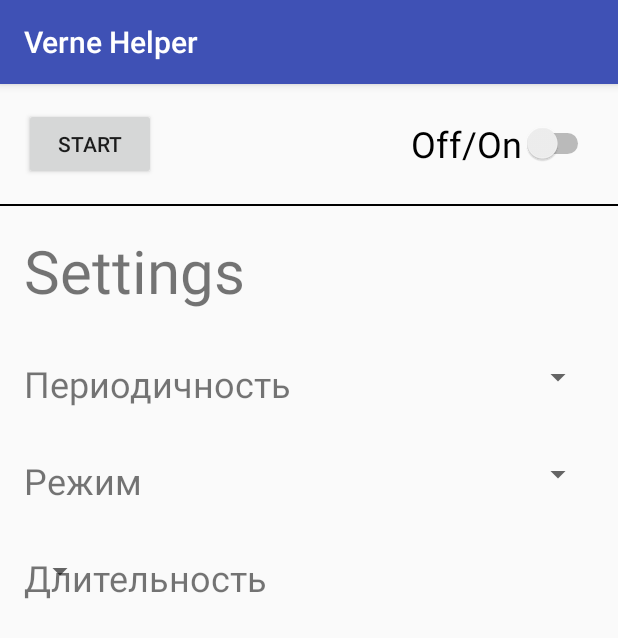
After one commit to AlexTilinina/VerneHelper, an Android app: the EyeSettings screen opened directly, with no data from a screen before it, on a phone screen of 412 x 824 dp. The commit adds this screen. Shown: the top 638 px of the screen. Run offline under Robolectric (Android 15) with nearby library versions, the phone set to English and light mode, and no system bars.

Commit message:
SimpleDesign

```diff
--- /dev/null
+++ b/VerneHelper/app/src/main/java/com/example/user/vernehelper/EyeSettings.java
@@ -0,0 +1,13 @@
+package com.example.user.vernehelper;
+
+import android.support.v7.app.AppCompatActivity;
+import android.os.Bundle;
+
+public class EyeSettings extends AppCompatActivity {
+
+    @Override
+    protected void onCreate(Bundle savedInstanceState) {
+        super.onCreate(savedInstanceState);
+        setContentView(R.layout.activity_eye_settings);
+    }
+}
--- /dev/null
+++ b/VerneHelper/app/src/main/res/layout/activity_eye_settings.xml
@@ -0,0 +1,129 @@
+<?xml version="1.0" encoding="utf-8"?>
+<LinearLayout xmlns:android="http://schemas.android.com/apk/res/android"
+    xmlns:app="http://schemas.android.com/apk/res-auto"
+    xmlns:tools="http://schemas.android.com/tools"
+    android:layout_width="match_parent"
+    android:orientation="vertical"
+    android:layout_height="match_parent"
+    tools:context="com.example.user.vernehelper.EyeSettings">
+
+    <RelativeLayout
+        android:layout_marginBottom="16dp"
+        android:layout_marginLeft="16dp"
+        android:layout_marginRight="16dp"
+        android:layout_marginTop="16dp"
+        android:layout_width="match_parent"
+        android:layout_height="wrap_content">
+        <Button
+            android:id="@+id/button_start_eyeSetting"
+            android:layout_width="wrap_content"
+            android:layout_height="wrap_content"
+            android:layout_alignParentTop="true"
+            android:layout_alignParentLeft="true"
+            android:text="Start"/>
+
+        <Switch
+            android:layout_width="wrap_content"
+            android:layout_height="wrap_content"
+            android:id="@+id/switch_eyeSetting"
+            android:layout_centerVertical="true"
+            android:layout_alignParentRight="true"
+            android:text="Off/On"
+            android:textSize="24sp"
+            />
+    </RelativeLayout>
+
+    <View
+
+        android:layout_width="match_parent"
+        android:layout_height="1dp"
+        android:background="@android:color/black"
+        />
+
+
+    <TextView
+        android:layout_height="wrap_content"
+        android:layout_width="match_parent"
+        android:layout_marginBottom="16dp"
+        android:layout_marginLeft="16dp"
+        android:layout_marginRight="16dp"
+        android:layout_marginTop="16dp"
+        android:text="Settings"
+        android:textSize="40sp"
+        />
+
+    <RelativeLayout
+        android:layout_width="match_parent"
+        android:layout_height="wrap_content"
+        android:layout_marginBottom="16dp"
+        android:layout_marginLeft="16dp"
+        android:layout_marginRight="16dp"
+        android:layout_marginTop="16dp">
+
+        <TextView
+            android:layout_height="wrap_content"
+            android:layout_width="match_parent"
+            android:layout_alignParentLeft="true"
+            android:text="Периодичность"
+            android:textSize="24sp"
+            />
+
+        <Spinner
+            android:layout_width="wrap_content"
+            android:layout_height="wrap_content"
+            android:id="@+id/spinner_periodicity_eyeSetting"
+            android:layout_alignParentRight="true">
+        </Spinner>
+    </RelativeLayout>
+
+
+    <RelativeLayout
+        android:layout_width="match_parent"
+        android:layout_height="wrap_content"
+        android:layout_marginBottom="16dp"
+        android:layout_marginLeft="16dp"
+        android:layout_marginRight="16dp"
+        android:layout_marginTop="16dp">
+
+        <TextView
+            android:layout_height="wrap_content"
+            android:layout_width="match_parent"
+            android:layout_alignParentLeft="true"
+            android:text="Режим"
+            android:textSize="24sp"
+            />
+
+        <Spinner
+            android:id="@+id/spinner_regime_eyeSetting"
+            android:layout_width="wrap_content"
+            android:layout_height="wrap_content"
+            android:layout_alignParentRight="true">
+        </Spinner>
+    </RelativeLayout>
+
+
+    <RelativeLayout
+        android:layout_width="match_parent"
+        android:layout_height="wrap_content"
+        android:layout_marginBottom="16dp"
+        android:layout_marginLeft="16dp"
+        android:layout_marginRight="16dp"
+        android:layout_marginTop="16dp">
+
+        <TextView
+            android:layout_height="wrap_content"
+            android:layout_width="match_parent"
+            android:layout_alignParentLeft="true"
+            android:text="Длительность"
+            android:textSize="24sp"
+            />
+
+        <Spinner
+            android:id="@+id/spinner_durability_eyeSetting"
+            android:layout_width="wrap_content"
+            android:layout_height="wrap_content">
+            android:layout_alignParentRight="true"
+        </Spinner>
+
+    </RelativeLayout>
+</LinearLayout>
```
Also changed, not shown: VerneHelper/app/src/main/AndroidManifest.xml (+7 -0 lines), VerneHelper/app/src/main/java/com/example/user/vernehelper/DietInfo.java (added, +13 -0 lines), VerneHelper/app/src/main/java/com/example/user/vernehelper/EyeExercise.java (added, +13 -0 lines), VerneHelper/app/src/main/java/com/example/user/vernehelper/Gallery.java (added, +13 -0 lines), VerneHelper/app/src/main/java/com/example/user/vernehelper/PhotoCardCreate.java (added, +13 -0 lines), VerneHelper/app/src/main/java/com/example/user/vernehelper/PhotoCardFragment.java (added, +10 -0 lines), VerneHelper/app/src/main/java/com/example/user/vernehelper/PushNotifActivity.java (added, +13 -0 lines), VerneHelper/app/src/main/java/com/example/user/vernehelper/TextEditorOnGalleryPC.java (added, +13 -0 lines), VerneHelper/app/src/main/res/layout/activity_diet_info.xml (added, +16 -0 lines), VerneHelper/app/src/main/res/layout/activity_edit_text_on_gallery_pc.xml (added, +44 -0 lines), VerneHelper/app/src/main/res/layout/activity_eye_exercise.xml (added, +57 -0 lines), VerneHelper/app/src/main/res/layout/activity_gallery.xml (added, +56 -0 lines), VerneHelper/app/src/main/res/layout/activity_main.xml (+57 -12 lines), VerneHelper/app/src/main/res/layout/activity_photo_card_create.xml (added, +57 -0 lines), 2 more files.
